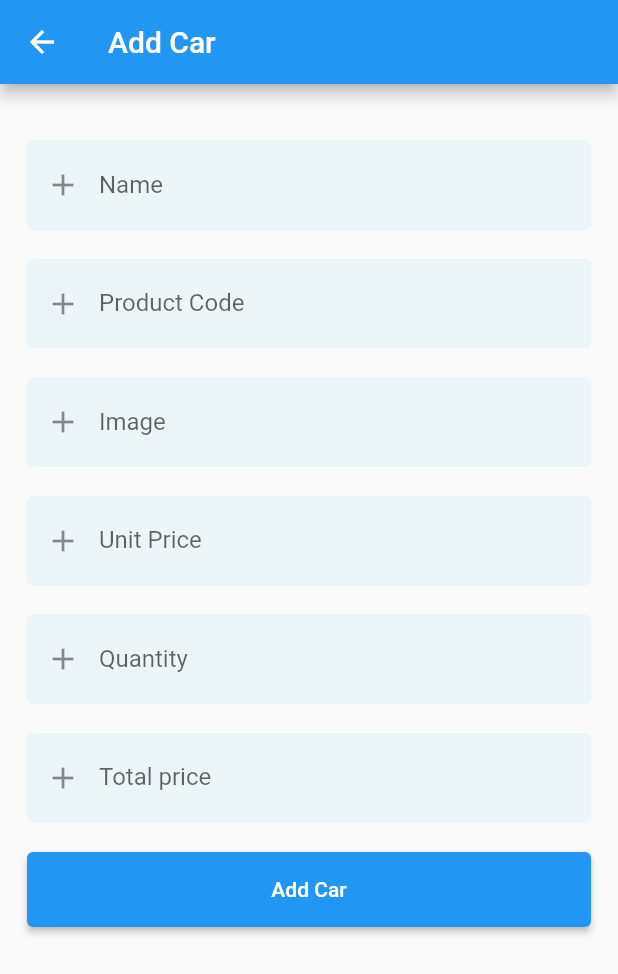
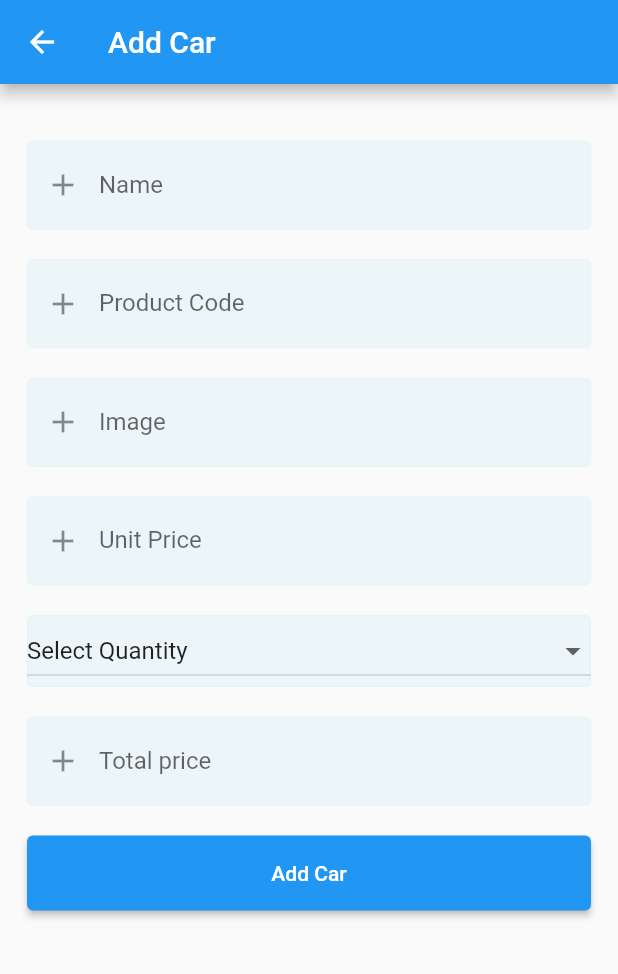
Before and after one commit to taufiqurSabbir/flutter_crud, a Flutter app: the Add_car screen opened directly, on a phone screen of 412 x 824 dp. Shown: the top 974 px of the screen. Run offline on Flutter 3.47's test engine with Material 2 defaults, Android fonts, the phone set to English and light mode, and no system bars; network calls fail.

Commit message:
add sereen work, have map issue

```diff
--- a/lib/Screen/add_car_screen.dart
+++ b/lib/Screen/add_car_screen.dart
@@ -9,6 +9,22 @@ class Add_car extends StatefulWidget {
 }
 
 class _Add_carState extends State<Add_car> {
+
+
+  Map<String, String> Form_value = {
+    "Img": "",
+    "ProductCode": "",
+    "ProductName": "",
+    "Qty": "",
+    "TotalPrice": "",
+    "UnitPrice": ""
+  };
+
+  Inputvalue(String key, String inputValue) {
+    setState(() {
+      Form_value[key] = inputValue;
+    });
+  }
   @override
   Widget build(BuildContext context) {
     return Scaffold(
@@ -24,28 +40,83 @@ class _Add_carState extends State<Add_car> {
                 height: 20,
               ),
               TextField(
+                onChanged: (inputValue) {
+                  setState(() {
+                    Form_value["ProductName"] = inputValue;
+                  });
+
+                },
                 decoration: AppInputDecoration('Name'),
               ),
               const SizedBox(
                 height: 20,
               ),
-              TextField(decoration: AppInputDecoration('Product Code')),
+              TextField(
+                  onChanged: (inputValue) {
+                    Inputvalue('ProductCode', inputValue);
+                  },
+                  decoration: AppInputDecoration('Product Code')),
               const SizedBox(
                 height: 20,
               ),
-              TextField(decoration: AppInputDecoration('Image')),
+              TextField(
+                  onChanged: (inputValue) {
+                    Inputvalue('Img', inputValue);
+                  },
+                  decoration: AppInputDecoration('Image')),
               const SizedBox(
                 height: 20,
               ),
-              TextField(decoration: AppInputDecoration('Unit Price')),
+              TextField(
+                  onChanged: (inputValue) {
+                    Inputvalue('UnitPrice', inputValue);
+                  },
+                  decoration: AppInputDecoration('Unit Price')),
               const SizedBox(
                 height: 20,
               ),
-              TextField(decoration: AppInputDecoration('Quantity')),
+              AppDropdown(
+                DropdownButton(
+                    isExpanded: true,
+                    value: Form_value['Qty'],
+                    items: const [
+                      DropdownMenuItem(
+                        value: "",
+                        child: Text('Select Quantity'),
+                      ),
+                      DropdownMenuItem(
+                        value: "1",
+                        child: Text('1 pcs'),
+                      ),
+                      DropdownMenuItem(
+                        value: "2",
+                        child: Text('2 pcs'),
+                      ),
+                      DropdownMenuItem(
+                        value: "3",
+                        child: Text('3 pcs'),
+                      ),
+                      DropdownMenuItem(
+                        value: "4",
+                        child: Text('4 pcs'),
+                      ),
+                      DropdownMenuItem(
+                        value: "5",
+                        child: Text('5 pcs'),
+                      ),
+                    ],
+                    onChanged: (inputValue) {
+                      Inputvalue('Qty', inputValue.toString());
+                    }),
+              ),
               const SizedBox(
                 height: 20,
               ),
-              TextField(decoration: AppInputDecoration('Total price')),
+              TextField(
+                  onChanged: (inputValue) {
+                    Inputvalue('TotalPrice', inputValue);
+                  },
+                  decoration: AppInputDecoration('Total price')),
               const SizedBox(
                 height: 20,
               ),
@@ -53,7 +124,13 @@ class _Add_carState extends State<Add_car> {
                 width: double.infinity,
                 height: 50,
                 child: ElevatedButton(
-                  onPressed: () {},
+                  onPressed: () {
+                    setState(() {
+                      print(Form_value);
+                    });
+
+
+                  },
                   child: const Text('Add Car'),
                 ),
               )
--- a/lib/Style/style.dart
+++ b/lib/Style/style.dart
@@ -27,3 +27,12 @@ InputDecoration AppInputDecoration(label){
     labelText:label
   );
 }
+
+
+DecoratedBox AppDropdown(child){
+  return DecoratedBox(decoration: BoxDecoration(
+    color: colorWhitep,border: Border.all(color: colorWhitep,width: 1),borderRadius: BorderRadius.circular(4),
+  ),
+    child: child,
+  );
+}
```
